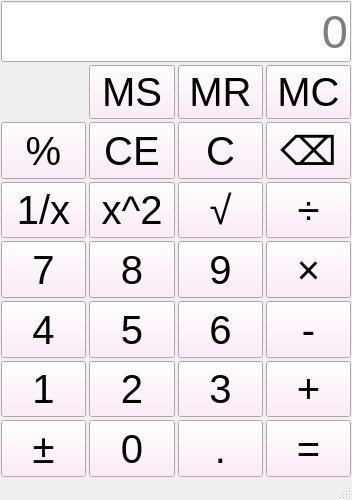
Above: mainwindow.ui from Junna223/study before the change. Below: the same form after it.
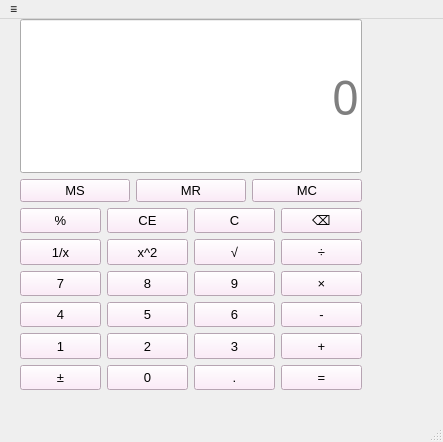
That is the form after the change. Icons and pictures are not drawn.

The edit to the form file:
```diff
--- a/mainwindow.ui
+++ b/mainwindow.ui
@@ -6,8 +6,8 @@
    <rect>
     <x>0</x>
     <y>0</y>
-    <width>352</width>
-    <height>500</height>
+    <width>443</width>
+    <height>442</height>
    </rect>
   </property>
   <property name="windowTitle">
@@ -16,8 +16,8 @@
   <property name="styleSheet">
    <string notr="true">QPushButton{
     background-color: rgb(255, 230, 249);
-	font: 9pt &quot;Bradley Hand ITC&quot;;
-    font-size:30pt;
+	font: 10pt &quot;Arial Unicode MS&quot;;
+    font-size:10pt;
 }
 
 QPushButton::hover{
@@ -35,64 +35,179 @@
 }</string>
   </property>
   <widget class="QWidget" name="centralwidget">
+   <widget class="QWidget" name="layoutWidget">
+    <property name="geometry">
+     <rect>
+      <x>20</x>
+      <y>0</y>
+      <width>342</width>
+      <height>371</height>
+     </rect>
+    </property>
+    <layout class="QGridLayout" name="gridLayout_2">
+     <item row="0" column="0">
+      <layout class="QVBoxLayout" name="verticalLayout_2">
+       <item>
    <layout class="QVBoxLayout" name="verticalLayout">
-    <property name="spacing">
-     <number>3</number>
-    </property>
-    <property name="leftMargin">
-     <number>1</number>
-    </property>
-    <property name="topMargin">
-     <number>1</number>
-    </property>
-    <property name="rightMargin">
-     <number>1</number>
-    </property>
-    <property name="bottomMargin">
-     <number>1</number>
-    </property>
+         <item>
+          <widget class="QLineEdit" name="display">
+           <property name="sizePolicy">
+            <sizepolicy hsizetype="Expanding" vsizetype="Preferred">
+             <horstretch>0</horstretch>
+             <verstretch>0</verstretch>
+            </sizepolicy>
+           </property>
+           <property name="font">
+            <font>
+             <family>Arial Unicode MS</family>
+             <pointsize>35</pointsize>
+            </font>
+           </property>
+           <property name="alignment">
+            <set>Qt::AlignRight|Qt::AlignTrailing|Qt::AlignVCenter</set>
+           </property>
+           <property name="placeholderText">
+            <string>0</string>
+           </property>
+          </widget>
+         </item>
+         <item>
+          <layout class="QHBoxLayout" name="horizontalLayout">
+           <item>
+            <widget class="QPushButton" name="btnMS">
+             <property name="styleSheet">
+              <string notr="true">font: 10pt &quot;Arial Unicode MS&quot;;</string>
+             </property>
+             <property name="text">
+              <string>MS</string>
+             </property>
+            </widget>
+           </item>
     <item>
+            <widget class="QPushButton" name="btnMR">
+             <property name="styleSheet">
+              <string notr="true">font: 10pt &quot;Arial Unicode MS&quot;;</string>
+             </property>
+             <property name="text">
+              <string>MR</string>
+             </property>
+            </widget>
+           </item>
+           <item>
+            <widget class="QPushButton" name="btnMC">
+             <property name="styleSheet">
+              <string notr="true">font: 10pt &quot;Arial Unicode MS&quot;;</string>
+             </property>
+             <property name="text">
+              <string>MC</string>
+             </property>
+            </widget>
+           </item>
+          </layout>
+         </item>
+        </layout>
+       </item>
+      </layout>
+     </item>
+     <item row="1" column="0">
      <layout class="QGridLayout" name="gridLayout">
-      <item row="3" column="3">
-       <widget class="QPushButton" name="btnDivide">
+       <item row="0" column="0">
+        <widget class="QPushButton" name="btnPercentage">
         <property name="sizePolicy">
          <sizepolicy hsizetype="Minimum" vsizetype="Preferred">
           <horstretch>0</horstretch>
           <verstretch>0</verstretch>
          </sizepolicy>
         </property>
+         <property name="styleSheet">
+          <string notr="true">font: 10pt &quot;Arial Unicode MS&quot;;</string>
+         </property>
         <property name="text">
-         <string>÷</string>
+          <string>%</string>
         </property>
        </widget>
       </item>
-      <item row="7" column="0">
-       <widget class="QPushButton" name="btnNum1">
+       <item row="0" column="1">
+        <widget class="QPushButton" name="btnClearAll">
         <property name="sizePolicy">
          <sizepolicy hsizetype="Minimum" vsizetype="Preferred">
           <horstretch>0</horstretch>
           <verstretch>0</verstretch>
          </sizepolicy>
         </property>
+         <property name="styleSheet">
+          <string notr="true">font: 10pt &quot;Arial Unicode MS&quot;;</string>
+         </property>
         <property name="text">
-         <string>1</string>
+          <string>CE</string>
         </property>
        </widget>
       </item>
-      <item row="9" column="0">
-       <widget class="QPushButton" name="btnPlusMinus">
+       <item row="0" column="2">
+        <widget class="QPushButton" name="btnClear">
         <property name="sizePolicy">
          <sizepolicy hsizetype="Minimum" vsizetype="Preferred">
           <horstretch>0</horstretch>
           <verstretch>0</verstretch>
          </sizepolicy>
         </property>
+         <property name="styleSheet">
+          <string notr="true">font: 10pt &quot;Arial Unicode MS&quot;;</string>
+         </property>
         <property name="text">
-         <string>±</string>
+          <string>C</string>
         </property>
        </widget>
       </item>
-      <item row="3" column="2">
+       <item row="0" column="3">
+        <widget class="QPushButton" name="btnDel">
+         <property name="sizePolicy">
+          <sizepolicy hsizetype="Minimum" vsizetype="Preferred">
+           <horstretch>0</horstretch>
+           <verstretch>0</verstretch>
+          </sizepolicy>
+         </property>
+         <property name="styleSheet">
+          <string notr="true">font: 10pt &quot;Arial Unicode MS&quot;;</string>
+         </property>
+         <property name="text">
+          <string>⌫</string>
+         </property>
+        </widget>
+       </item>
+       <item row="1" column="0">
+        <widget class="QPushButton" name="btnInverse">
+         <property name="sizePolicy">
+          <sizepolicy hsizetype="Minimum" vsizetype="Preferred">
+           <horstretch>0</horstretch>
+           <verstretch>0</verstretch>
+          </sizepolicy>
+         </property>
+         <property name="styleSheet">
+          <string notr="true">font: 10pt &quot;Arial Unicode MS&quot;;</string>
+         </property>
+         <property name="text">
+          <string>1/x</string>
+         </property>
+        </widget>
+       </item>
+       <item row="1" column="1">
+        <widget class="QPushButton" name="btnSquare">
+         <property name="sizePolicy">
+          <sizepolicy hsizetype="Minimum" vsizetype="Preferred">
+           <horstretch>0</horstretch>
+           <verstretch>0</verstretch>
+          </sizepolicy>
+         </property>
+         <property name="styleSheet">
+          <string notr="true">font: 10pt &quot;Arial Unicode MS&quot;;</string>
+         </property>
+         <property name="text">
+          <string>x^2</string>
+         </property>
+        </widget>
+       </item>
+       <item row="1" column="2">
        <widget class="QPushButton" name="btnSqrt">
         <property name="sizePolicy">
          <sizepolicy hsizetype="Minimum" vsizetype="Preferred">
@@ -100,25 +215,95 @@
           <verstretch>0</verstretch>
          </sizepolicy>
         </property>
+         <property name="styleSheet">
+          <string notr="true">font: 10pt &quot;Arial Unicode MS&quot;;</string>
+         </property>
         <property name="text">
          <string>√</string>
         </property>
        </widget>
       </item>
-      <item row="7" column="3">
-       <widget class="QPushButton" name="btnPlus">
+       <item row="1" column="3">
+        <widget class="QPushButton" name="btnDivide">
         <property name="sizePolicy">
          <sizepolicy hsizetype="Minimum" vsizetype="Preferred">
           <horstretch>0</horstretch>
           <verstretch>0</verstretch>
          </sizepolicy>
         </property>
+         <property name="styleSheet">
+          <string notr="true">font: 10pt &quot;Arial Unicode MS&quot;;</string>
+         </property>
         <property name="text">
-         <string>+</string>
+          <string>÷</string>
         </property>
        </widget>
       </item>
-      <item row="6" column="0">
+       <item row="2" column="0">
+        <widget class="QPushButton" name="btnNum7">
+         <property name="sizePolicy">
+          <sizepolicy hsizetype="Minimum" vsizetype="Preferred">
+           <horstretch>0</horstretch>
+           <verstretch>0</verstretch>
+          </sizepolicy>
+         </property>
+         <property name="styleSheet">
+          <string notr="true">font: 10pt &quot;Arial Unicode MS&quot;;</string>
+         </property>
+         <property name="text">
+          <string>7</string>
+         </property>
+        </widget>
+       </item>
+       <item row="2" column="1">
+        <widget class="QPushButton" name="btnNum8">
+         <property name="sizePolicy">
+          <sizepolicy hsizetype="Minimum" vsizetype="Preferred">
+           <horstretch>0</horstretch>
+           <verstretch>0</verstretch>
+          </sizepolicy>
+         </property>
+         <property name="styleSheet">
+          <string notr="true">font: 10pt &quot;Arial Unicode MS&quot;;</string>
+         </property>
+         <property name="text">
+          <string>8</string>
+         </property>
+        </widget>
+       </item>
+       <item row="2" column="2">
+        <widget class="QPushButton" name="btnNum9">
+         <property name="sizePolicy">
+          <sizepolicy hsizetype="Minimum" vsizetype="Preferred">
+           <horstretch>0</horstretch>
+           <verstretch>0</verstretch>
+          </sizepolicy>
+         </property>
+         <property name="styleSheet">
+          <string notr="true">font: 10pt &quot;Arial Unicode MS&quot;;</string>
+         </property>
+         <property name="text">
+          <string>9</string>
+         </property>
+        </widget>
+       </item>
+       <item row="2" column="3">
+        <widget class="QPushButton" name="btnMultipe">
+         <property name="sizePolicy">
+          <sizepolicy hsizetype="Minimum" vsizetype="Preferred">
+           <horstretch>0</horstretch>
+           <verstretch>0</verstretch>
+          </sizepolicy>
+         </property>
+         <property name="styleSheet">
+          <string notr="true">font: 10pt &quot;Arial Unicode MS&quot;;</string>
+         </property>
+         <property name="text">
+          <string>×</string>
+         </property>
+        </widget>
+       </item>
+       <item row="3" column="0">
        <widget class="QPushButton" name="btnNum4">
         <property name="sizePolicy">
          <sizepolicy hsizetype="Minimum" vsizetype="Preferred">
@@ -126,12 +311,15 @@
           <verstretch>0</verstretch>
          </sizepolicy>
         </property>
+         <property name="styleSheet">
+          <string notr="true">font: 10pt &quot;Arial Unicode MS&quot;;</string>
+         </property>
         <property name="text">
          <string>4</string>
         </property>
        </widget>
       </item>
-      <item row="6" column="1">
+       <item row="3" column="1">
        <widget class="QPushButton" name="btnNum5">
         <property name="sizePolicy">
          <sizepolicy hsizetype="Minimum" vsizetype="Preferred">
@@ -139,12 +327,15 @@
           <verstretch>0</verstretch>
          </sizepolicy>
         </property>
+         <property name="styleSheet">
+          <string notr="true">font: 10pt &quot;Arial Unicode MS&quot;;</string>
+         </property>
         <property name="text">
          <string>5</string>
         </property>
        </widget>
       </item>
-      <item row="6" column="2">
+       <item row="3" column="2">
        <widget class="QPushButton" name="btnNum6">
         <property name="sizePolicy">
          <sizepolicy hsizetype="Minimum" vsizetype="Preferred">
@@ -152,12 +343,93 @@
           <verstretch>0</verstretch>
          </sizepolicy>
         </property>
+         <property name="styleSheet">
+          <string notr="true">font: 10pt &quot;Arial Unicode MS&quot;;</string>
+         </property>
         <property name="text">
          <string>6</string>
         </property>
        </widget>
       </item>
-      <item row="9" column="1">
+       <item row="3" column="3">
+        <widget class="QPushButton" name="btnMinus">
+         <property name="sizePolicy">
+          <sizepolicy hsizetype="Minimum" vsizetype="Preferred">
+           <horstretch>0</horstretch>
+           <verstretch>0</verstretch>
+          </sizepolicy>
+         </property>
+         <property name="text">
+          <string>-</string>
+         </property>
+        </widget>
+       </item>
+       <item row="4" column="0">
+        <widget class="QPushButton" name="btnNum1">
+         <property name="sizePolicy">
+          <sizepolicy hsizetype="Minimum" vsizetype="Preferred">
+           <horstretch>0</horstretch>
+           <verstretch>0</verstretch>
+          </sizepolicy>
+         </property>
+         <property name="text">
+          <string>1</string>
+         </property>
+        </widget>
+       </item>
+       <item row="4" column="1">
+        <widget class="QPushButton" name="btnNum2">
+         <property name="sizePolicy">
+          <sizepolicy hsizetype="Minimum" vsizetype="Preferred">
+           <horstretch>0</horstretch>
+           <verstretch>0</verstretch>
+          </sizepolicy>
+         </property>
+         <property name="text">
+          <string>2</string>
+         </property>
+        </widget>
+       </item>
+       <item row="4" column="2">
+        <widget class="QPushButton" name="btnNum3">
+         <property name="sizePolicy">
+          <sizepolicy hsizetype="Minimum" vsizetype="Preferred">
+           <horstretch>0</horstretch>
+           <verstretch>0</verstretch>
+          </sizepolicy>
+         </property>
+         <property name="text">
+          <string>3</string>
+         </property>
+        </widget>
+       </item>
+       <item row="4" column="3">
+        <widget class="QPushButton" name="btnPlus">
+         <property name="sizePolicy">
+          <sizepolicy hsizetype="Minimum" vsizetype="Preferred">
+           <horstretch>0</horstretch>
+           <verstretch>0</verstretch>
+          </sizepolicy>
+         </property>
+         <property name="text">
+          <string>+</string>
+         </property>
+        </widget>
+       </item>
+       <item row="5" column="0">
+        <widget class="QPushButton" name="btnPlusMinus">
+         <property name="sizePolicy">
+          <sizepolicy hsizetype="Minimum" vsizetype="Preferred">
+           <horstretch>0</horstretch>
+           <verstretch>0</verstretch>
+          </sizepolicy>
+         </property>
+         <property name="text">
+          <string>±</string>
+         </property>
+        </widget>
+       </item>
+       <item row="5" column="1">
        <widget class="QPushButton" name="btnNum0">
         <property name="sizePolicy">
          <sizepolicy hsizetype="Minimum" vsizetype="Preferred">
@@ -170,7 +442,7 @@
         </property>
        </widget>
       </item>
-      <item row="9" column="2">
+       <item row="5" column="2">
        <widget class="QPushButton" name="btnPeriod">
         <property name="sizePolicy">
          <sizepolicy hsizetype="Minimum" vsizetype="Preferred">
@@ -184,110 +456,6 @@
        </widget>
       </item>
       <item row="5" column="3">
-       <widget class="QPushButton" name="btnMultipe">
-        <property name="sizePolicy">
-         <sizepolicy hsizetype="Minimum" vsizetype="Preferred">
-          <horstretch>0</horstretch>
-          <verstretch>0</verstretch>
-         </sizepolicy>
-        </property>
-        <property name="text">
-         <string>×</string>
-        </property>
-       </widget>
-      </item>
-      <item row="2" column="3">
-       <widget class="QPushButton" name="btnDel">
-        <property name="sizePolicy">
-         <sizepolicy hsizetype="Minimum" vsizetype="Preferred">
-          <horstretch>0</horstretch>
-          <verstretch>0</verstretch>
-         </sizepolicy>
-        </property>
-        <property name="text">
-         <string>⌫</string>
-        </property>
-       </widget>
-      </item>
-      <item row="5" column="0">
-       <widget class="QPushButton" name="btnNum7">
-        <property name="sizePolicy">
-         <sizepolicy hsizetype="Minimum" vsizetype="Preferred">
-          <horstretch>0</horstretch>
-          <verstretch>0</verstretch>
-         </sizepolicy>
-        </property>
-        <property name="text">
-         <string>7</string>
-        </property>
-       </widget>
-      </item>
-      <item row="6" column="3">
-       <widget class="QPushButton" name="btnMinus">
-        <property name="sizePolicy">
-         <sizepolicy hsizetype="Minimum" vsizetype="Preferred">
-          <horstretch>0</horstretch>
-          <verstretch>0</verstretch>
-         </sizepolicy>
-        </property>
-        <property name="text">
-         <string>-</string>
-        </property>
-       </widget>
-      </item>
-      <item row="3" column="1">
-       <widget class="QPushButton" name="btnSquare">
-        <property name="sizePolicy">
-         <sizepolicy hsizetype="Minimum" vsizetype="Preferred">
-          <horstretch>0</horstretch>
-          <verstretch>0</verstretch>
-         </sizepolicy>
-        </property>
-        <property name="text">
-         <string>x^2</string>
-        </property>
-       </widget>
-      </item>
-      <item row="2" column="0">
-       <widget class="QPushButton" name="btnPercentage">
-        <property name="sizePolicy">
-         <sizepolicy hsizetype="Minimum" vsizetype="Preferred">
-          <horstretch>0</horstretch>
-          <verstretch>0</verstretch>
-         </sizepolicy>
-        </property>
-        <property name="text">
-         <string>%</string>
-        </property>
-       </widget>
-      </item>
-      <item row="2" column="1">
-       <widget class="QPushButton" name="btnClearAll">
-        <property name="sizePolicy">
-         <sizepolicy hsizetype="Minimum" vsizetype="Preferred">
-          <horstretch>0</horstretch>
-          <verstretch>0</verstretch>
-         </sizepolicy>
-        </property>
-        <property name="text">
-         <string>CE</string>
-        </property>
-       </widget>
-      </item>
-      <item row="5" column="2">
-       <widget class="QPushButton" name="btnNum9">
-        <property name="sizePolicy">
-         <sizepolicy hsizetype="Minimum" vsizetype="Preferred">
-          <horstretch>0</horstretch>
-          <verstretch>0</verstretch>
-         </sizepolicy>
-        </property>
-        <property name="text">
-         <string>9</string>
-        </property>
-       </widget>
-      </item>
-      <item row="9" column="3">
        <widget class="QPushButton" name="btnEqual">
         <property name="sizePolicy">
          <sizepolicy hsizetype="Minimum" vsizetype="Preferred">
@@ -300,121 +468,55 @@
         </property>
        </widget>
       </item>
-      <item row="0" column="0" colspan="4">
-       <widget class="QLineEdit" name="display">
-        <property name="sizePolicy">
-         <sizepolicy hsizetype="Expanding" vsizetype="Preferred">
-          <horstretch>0</horstretch>
-          <verstretch>0</verstretch>
-         </sizepolicy>
-        </property>
-        <property name="alignment">
-         <set>Qt::AlignRight|Qt::AlignTrailing|Qt::AlignVCenter</set>
-        </property>
-        <property name="placeholderText">
-         <string>0</string>
-        </property>
-       </widget>
-      </item>
-      <item row="3" column="0">
-       <widget class="QPushButton" name="btnInverse">
-        <property name="sizePolicy">
-         <sizepolicy hsizetype="Minimum" vsizetype="Preferred">
-          <horstretch>0</horstretch>
-          <verstretch>0</verstretch>
-         </sizepolicy>
-        </property>
-        <property name="text">
-         <string>1/x</string>
-        </property>
-       </widget>
-      </item>
-      <item row="2" column="2">
-       <widget class="QPushButton" name="btnClear">
-        <property name="sizePolicy">
-         <sizepolicy hsizetype="Minimum" vsizetype="Preferred">
-          <horstretch>0</horstretch>
-          <verstretch>0</verstretch>
-         </sizepolicy>
-        </property>
-        <property name="text">
-         <string>C</string>
-        </property>
-       </widget>
-      </item>
-      <item row="7" column="2">
-       <widget class="QPushButton" name="btnNum3">
-        <property name="sizePolicy">
-         <sizepolicy hsizetype="Minimum" vsizetype="Preferred">
-          <horstretch>0</horstretch>
-          <verstretch>0</verstretch>
-         </sizepolicy>
-        </property>
-        <property name="text">
-         <string>3</string>
-        </property>
-       </widget>
-      </item>
-      <item row="5" column="1">
-       <widget class="QPushButton" name="btnNum8">
-        <property name="sizePolicy">
-         <sizepolicy hsizetype="Minimum" vsizetype="Preferred">
-          <horstretch>0</horstretch>
-          <verstretch>0</verstretch>
-         </sizepolicy>
-        </property>
-        <property name="text">
-         <string>8</string>
-        </property>
-       </widget>
-      </item>
-      <item row="7" column="1">
-       <widget class="QPushButton" name="btnNum2">
-        <property name="sizePolicy">
-         <sizepolicy hsizetype="Minimum" vsizetype="Preferred">
-          <horstretch>0</horstretch>
-          <verstretch>0</verstretch>
-         </sizepolicy>
-        </property>
-        <property name="text">
-         <string>2</string>
-        </property>
-       </widget>
-      </item>
-      <item row="1" column="2">
-       <widget class="QPushButton" name="btnMR">
-        <property name="text">
-         <string>MR</string>
-        </property>
-       </widget>
-      </item>
-      <item row="1" column="1">
-       <widget class="QPushButton" name="btnMS">
-        <property name="text">
-         <string>MS</string>
-        </property>
-       </widget>
-      </item>
-      <item row="1" column="3">
-       <widget class="QPushButton" name="btnMC">
-        <property name="text">
-         <string>MC</string>
-        </property>
-       </widget>
-      </item>
      </layout>
     </item>
    </layout>
+   </widget>
   </widget>
   <widget class="QMenuBar" name="menubar">
    <property name="geometry">
     <rect>
      <x>0</x>
      <y>0</y>
-     <width>352</width>
+     <width>443</width>
      <height>21</height>
     </rect>
    </property>
+   <widget class="QMenu" name="menu">
+    <property name="title">
+     <string>≡</string>
+    </property>
+    <widget class="QMenu" name="menu_2">
+     <property name="title">
+      <string>计算器
+</string>
+     </property>
+     <addaction name="action_3"/>
+     <addaction name="scienceShow"/>
+     <addaction name="mainShow"/>
+     <addaction name="action_6"/>
+    </widget>
+    <widget class="QMenu" name="menu_3">
+     <property name="title">
+      <string>换算</string>
+     </property>
+     <addaction name="action_9"/>
+     <addaction name="action_10"/>
+    </widget>
+    <widget class="QMenu" name="menu_4">
+     <property name="title">
+      <string>设置</string>
+     </property>
+     <addaction name="action_13"/>
+    </widget>
+    <addaction name="separator"/>
+    <addaction name="menu_2"/>
+    <addaction name="separator"/>
+    <addaction name="menu_3"/>
+    <addaction name="separator"/>
+    <addaction name="menu_4"/>
+   </widget>
+   <addaction name="menu"/>
   </widget>
   <widget class="QStatusBar" name="statusbar"/>
  </widget>
```
Left out of the diff: 83 changed lines with no effect on the pictures. Lines whose indentation alone changed are shown as unchanged.
